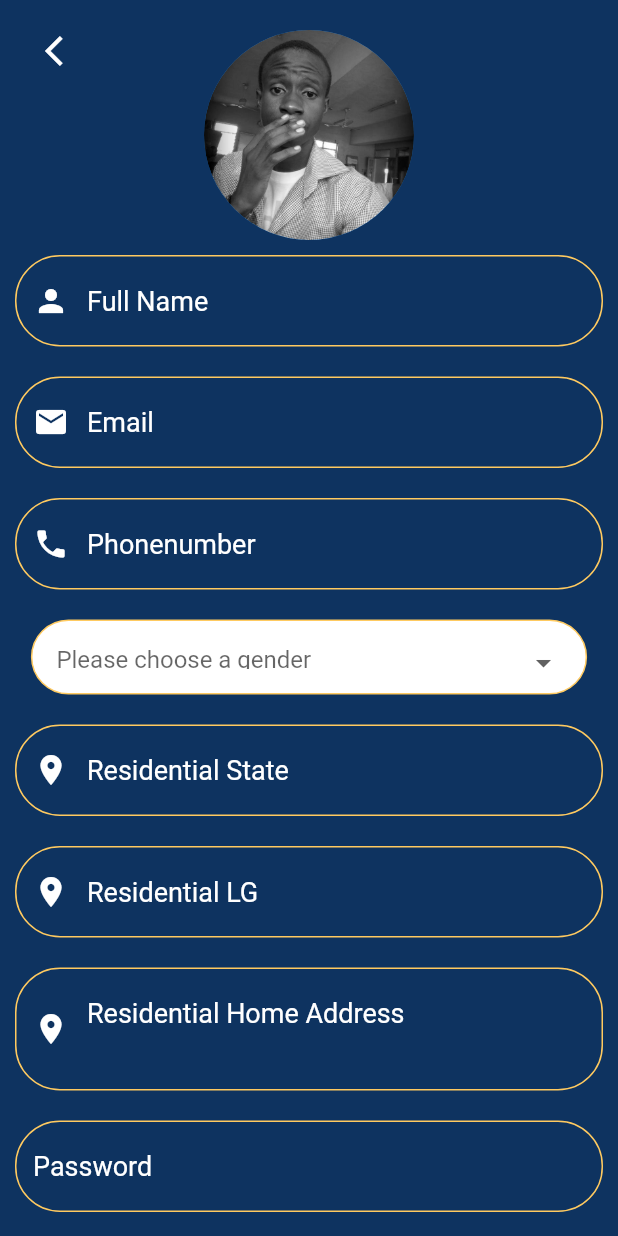
After one commit to aloRanking/lassa_fever_diagnostic_system, a Flutter app: the DashBoard screen opened directly, after a tap on "Settings", on a phone screen of 412 x 824 dp. The commit adds this screen. Run offline on Flutter 3.47's test engine with Material 2 defaults, Android fonts, the phone set to English and light mode, and no system bars; our stand-ins replace simple_animations; accounts and stored records are empty.

Commit message:
added icons to form, new slideAnimation, pagetransition and profile page

```diff
--- /dev/null
+++ b/lib/animations/SlideAnimation.dart
@@ -0,0 +1,36 @@
+import 'package:flutter/material.dart';
+import 'package:simple_animations/simple_animations.dart';
+
+enum AniProps { opacity, translateX }
+class SlideAnimation extends StatelessWidget {
+
+  final double delay;
+  final Widget child;
+
+  SlideAnimation({this.delay, this.child});
+
+
+  @override
+  Widget build(BuildContext context) {
+
+     final tween = MultiTween<AniProps>()
+
+    ..add(AniProps.opacity, Tween(begin: 0.0, end: 1.0))
+      ..add(AniProps.translateX, Tween(begin: -30.0, end: 0.0),
+          Duration(milliseconds: 500), Curves.easeOut);
+
+    return  PlayAnimation<MultiTweenValues<AniProps>>(
+      delay: Duration(milliseconds: (500 * delay).round()),
+      duration: tween.duration,
+      tween: tween,
+      child: child,
+      builder: (context, child, animation) => Opacity(
+        opacity: animation.get(AniProps.opacity),
+        child: Transform.translate(
+          offset: Offset(animation.get(AniProps.translateX),0 ),
+          child: child
+        ),
+      ),
+    );
+  }
+}
--- a/lib/screens/dash_board.dart
+++ b/lib/screens/dash_board.dart
@@ -1,5 +1,8 @@
 import 'package:flutter/material.dart';
+import 'package:lassafeverdiagnosticsystem/animations/FadeAnimation.dart';
+import 'package:lassafeverdiagnosticsystem/animations/SlideAnimation.dart';
 import 'package:lassafeverdiagnosticsystem/screens/diagnosis_screen.dart';
+import 'package:lassafeverdiagnosticsystem/screens/settings.dart';
 import 'package:lassafeverdiagnosticsystem/utils/constants.dart';
 
 class DashBoard extends StatelessWidget {
@@ -21,6 +24,7 @@ class DashBoard extends StatelessWidget {
                   child: Row(
                     mainAxisAlignment: MainAxisAlignment.spaceBetween,
                     children: <Widget>[
+                      FadeAnimation( 1,
                                                RichText(
                           text: TextSpan(
                             text: 'Hello,',
@@ -41,10 +45,14 @@ class DashBoard extends StatelessWidget {
                             ],
                           ),
                         ),
-                      CircleAvatar(
+                      ),
+                      Hero(
+                        tag: 1,
+                                              child: CircleAvatar(
                           //backgroundColor: Colors.white10,
                           radius: 30,
                           backgroundImage: AssetImage('images/alobam.jpg'),
+                        ),
                       )
                     ],
                   ),
@@ -58,7 +66,8 @@ class DashBoard extends StatelessWidget {
                       )),
                 ),
                 SizedBox(height: 15),
-                Container(
+                SlideAnimation( delay: 1.5,
+                                  child: Container(
                       child: Column(
                     children: <Widget>[
                       Row(
@@ -70,7 +79,7 @@ class DashBoard extends StatelessWidget {
                               color: Color(0xFF4723bc),
                               icon: Icons.local_hospital,
                               onPressed: (){
-                              Navigator.push(context, MaterialPageRoute(builder: (context)=> DiagnoseScreen()));
+                                Navigator.of(context).push(_createSlideRightRoute(DiagnoseScreen()));
                               },
                             ),
                           ),
@@ -99,12 +108,14 @@ class DashBoard extends StatelessWidget {
                               dashText: 'Settings',
                               color: Color(0xFFe222e2),
                               icon: Icons.settings,
-                          ),
+                              onPressed: (){ Navigator.of(context).push(_createRoute(SettingScreen()) );
+                              }),
                           )
                         ],
                       ),
                     ],
                   )),
+                ),
                 SizedBox(height: 30),
                 Container(
                   height: screenHeight * 0.32,
@@ -221,3 +232,43 @@ class DashBoardCard extends StatelessWidget {
     );
   }
 }
+
+Route _createRoute( Widget page) {
+  return PageRouteBuilder(
+    pageBuilder: (context, animation, secondaryAnimation) => page,
+    transitionDuration: Duration(milliseconds: 600),
+    transitionsBuilder: (context, animation, secondaryAnimation, child) {
+      var begin = Offset(0.0, 1.0);
+      var end = Offset.zero;
+      var curve = Curves.ease;
+
+
+      var tween = Tween(begin: begin, end: end).chain(CurveTween(curve: curve));
+
+      return SlideTransition(
+        position: animation.drive(tween),
+        child: child,
+      );
+    },
+  );
+}
+
+Route _createSlideRightRoute( Widget page) {
+  return PageRouteBuilder(
+    pageBuilder: (context, animation, secondaryAnimation) => page,
+    transitionDuration: Duration(milliseconds: 600),
+    transitionsBuilder: (context, animation, secondaryAnimation, child) {
+      var begin = Offset(1.0, 0.0);
+      var end = Offset.zero;
+      var curve = Curves.ease;
+
+
+      var tween = Tween(begin: begin, end: end).chain(CurveTween(curve: curve));
+
+      return SlideTransition(
+        position: animation.drive(tween),
+        child: child,
+      );
+    },
+  );
+}
--- a/lib/screens/login.dart
+++ b/lib/screens/login.dart
@@ -155,8 +155,10 @@ class _LoginFormState extends State<LoginForm> {
 
                                       CustomizedFormField(
                                   screenWidth: screenWidth,
+                                  shudTextCenter: false,
                                   hintText: "Enter your Email",
                                   shudObscure: false,
+                                  icon: Icon(Icons.mail, color: Colors.white),
                                   keyBoardType: TextInputType.emailAddress,
 
                                   validator: (value) {
@@ -169,7 +171,9 @@ class _LoginFormState extends State<LoginForm> {
                                 ),
                                 CustomizedFormField(
                                   screenWidth: screenWidth,
+                                  shudTextCenter: false,
                                   hintText: "Enter your Password",
+                                  icon: Icon(Icons.security, color: Colors.white),
                                   shudObscure: true,
                                   keyBoardType: TextInputType.visiblePassword,
                                   validator: (value) {
--- a/lib/screens/register_screen.dart
+++ b/lib/screens/register_screen.dart
@@ -16,6 +16,7 @@ class _RegisterPageState extends State<RegisterPage> {
 
   User loginUser = User();
   final _formKey = GlobalKey<FormState>();
+
 
   @override
   Widget build(BuildContext context) {
@@ -48,6 +49,7 @@ class _RegisterPageState extends State<RegisterPage> {
                     children: <Widget>[
                       CustomizedFormField(
                         screenWidth: screenWidth,
+                        shudTextCenter: true,
                         hintText: "Full Name",
                         shudObscure: false,
                         validator: (value) {
@@ -59,6 +61,7 @@ class _RegisterPageState extends State<RegisterPage> {
                       ),
                       CustomizedFormField(
                         screenWidth: screenWidth,
+                        shudTextCenter: true,
                         hintText: "Email",
                         shudObscure: false,
                         validator: (value) {
@@ -72,6 +75,7 @@ class _RegisterPageState extends State<RegisterPage> {
                       ),
                       CustomizedFormField(
                         screenWidth: screenWidth,
+                        shudTextCenter: true,
                         hintText: "Phonenumber",
                         shudObscure: false,
                         keyBoardType: TextInputType.phone,
@@ -124,6 +128,7 @@ class _RegisterPageState extends State<RegisterPage> {
                       ),
                       CustomizedFormField(
                         screenWidth: screenWidth,
+                        shudTextCenter: true,
                         hintText: "Password",
                         shudObscure: true,
                         keyBoardType: TextInputType.visiblePassword,
--- /dev/null
+++ b/lib/screens/settings.dart
@@ -0,0 +1,234 @@
+import 'package:flutter/material.dart';
+import 'package:lassafeverdiagnosticsystem/models/user_model.dart';
+import 'package:lassafeverdiagnosticsystem/utils/constants.dart';
+import 'package:lassafeverdiagnosticsystem/widgets/customized_form.dart';
+
+class SettingScreen extends StatefulWidget {
+  @override
+  _SettingScreenState createState() => _SettingScreenState();
+}
+
+class _SettingScreenState extends State<SettingScreen> {
+  final _formKey = GlobalKey<FormState>();
+  User loginUser = User();
+
+  @override
+  Widget build(BuildContext context) {
+    var screenWidth = MediaQuery.of(context).size.width;
+    List<String> _gender = ['Male', 'Female']; // Option 2
+    String _selectedGender; // O
+
+    return Scaffold(
+      backgroundColor: kBackgroundColor,
+      extendBodyBehindAppBar: true,
+      body: SafeArea(
+          child: SingleChildScrollView(
+                      child: Container(
+              child: Stack(
+                children: <Widget>[
+                  Column(
+                    children: <Widget>[
+                      SizedBox(height:20),
+                      Hero(
+                        tag: 1,
+                                          child: CircleAvatar(
+                          radius: 70,
+                          backgroundImage: AssetImage('images/alobam.jpg'),
+                        ),
+                      ),
+                      Form(
+                          key: _formKey,
+                          child: Column(
+                              children: <Widget>[
+                                CustomizedFormField(
+                                  screenWidth: screenWidth,
+                                  shudTextCenter: false,
+                                  hintText: "Full Name",
+                                  icon: Icon(Icons.person, color: Colors.white),
+                                  shudObscure: false,
+                                  validator: (value) {
+                                    if (value.isEmpty) {
+                                      return 'Please enter some text';
+                                    }
+                                    return null;
+                                  },
+                                ),
+                                CustomizedFormField(
+                                  screenWidth: screenWidth,
+                                  shudTextCenter: false,
+                                  hintText: "Email",
+                                  icon: Icon(Icons.mail, color: Colors.white),
+                                  shudObscure: false,
+                                  validator: (value) {
+                                    if (!emailRegex.hasMatch(value)) {
+                                      return 'Please enter a valid Email';
+                                    }
+                                    return null;
+                                  },
+                                  saved: (String val) =>
+                                      setState(() => loginUser.email = val),
+                                ),
+                                CustomizedFormField(
+                                  screenWidth: screenWidth,
+                                  shudTextCenter: false,
+                                  hintText: "Phonenumber",
+                                  icon: Icon(Icons.phone, color: Colors.white),
+                                  shudObscure: false,
+                                  keyBoardType: TextInputType.phone,
+                                  validator: (value) {
+                                    if (!phoneRegex.hasMatch(value)) {
+                                      return 'Please enter valid phone number';
+                                    }
+                                    return null;
+                                  },
+                                ),
+                                SizedBox(
+                                  height: 10,
+                                ),
+                                Container(
+                                  height: 50,
+                                  width: screenWidth * 0.90,
+                                  decoration: BoxDecoration(
+                                    color: Colors.white,
+                                    border: Border.all(
+                                      color: Color(0xFFFFCA60),
+                                      width: 1.0,
+                                    ),
+                                    borderRadius:
+                                        BorderRadius.all(Radius.circular(30)),
+                                  ),
+                                  child: Padding(
+                                    padding: const EdgeInsets.all(16.0),
+                                    child: DropdownButtonHideUnderline(
+                                      child: DropdownButton(
+                                          hint: Text(
+                                              'Please choose a gender'), // Not necessary for Option 1
+                                          value: _selectedGender,
+                                          items: _gender.map((gender) {
+                                            return DropdownMenuItem(
+                                                child: Text(gender), value: gender);
+                                          }).toList(),
+                                          onChanged: (newValue) {
+                                            setState(() {
+                                              _selectedGender = newValue;
+                                            });
+                                          }),
+                                    ),
+                                  ),
+                                ),
+                                SizedBox(
+                                  height: 10,
+                                ),
+                                CustomizedFormField(
+                                  screenWidth: screenWidth,
+                                  shudTextCenter: false,
+                                  hintText: "Residential State",
+                                  icon: Icon(Icons.location_on, color: Colors.white),
+                                  shudObscure: false,
+                                  validator: (value) {
+                                    if (value.isEmpty) {
+                                      return 'Please enter some text';
+                                    }
+                                    return null;
+                                  },
+                                ),
+                                CustomizedFormField(
+                                  screenWidth: screenWidth,
+                                  shudTextCenter: false,
+                                  hintText: "Residential LG",
+                                  icon: Icon(Icons.location_on, color: Colors.white),
+                                  shudObscure: false,
+                                  validator: (value) {
+                                    if (value.isEmpty) {
+                                      return 'Please enter some text';
+                                    }
+                                    return null;
+                                  },
+                                ),
+                                CustomizedFormField(
+                                  screenWidth: screenWidth,
+                                  shudTextCenter: false,
+                                  hintText: "Residential Home Address",
+                                  icon: Icon(Icons.location_on, color: Colors.white),
+                                  maxLines: 2,
+                                  shudObscure: false,
+                                  validator: (value) {
+                                    if (value.isEmpty) {
+                                      return 'Please enter some text';
+                                    }
+                                    return null;
+                                  },
+                                ),
+                                CustomizedFormField(
+                                  screenWidth: screenWidth,
+                                  shudTextCenter: false,
+                                  hintText: "Password",
+                                  shudObscure: true,
+                                  keyBoardType: TextInputType.visiblePassword,
+                                  validator: (value) {
+                                    if (value.isEmpty) {
+                                      return 'Please input your password';
+                                    }
+                                    if (value.toString().length < 4) {
+                                      return 'Password is too short';
+                                    }
+                                    return null;
+                                  },
+                                ),
+                              ],
+                            )),
+                      SizedBox(
+                        height: 10,
+                      ),
+                      Padding(
+                        padding: const EdgeInsets.all(16.0),
+                        child: GestureDetector(
+                          onTap: () {
+                            // Validate returns true if the form is valid, otherwise false.
+                            if (_formKey.currentState.validate()) {
+                              // If the form is valid, display a snackbar. In the real world,
+                              // you'd often call a server or save the information in a database.
+                              Scaffold.of(context).showSnackBar(
+                                  SnackBar(content: Text('Processing Data')));
+                            }
+                          },
+                          child: Container(
+                            width: screenWidth * 0.90 - 20,
+                            height: 50,
+                            decoration: BoxDecoration(
+                              borderRadius: BorderRadius.all(Radius.circular(30)),
+                              color: Colors.blue,
+                            ),
+                            child: Center(
+                              child: Text(
+                                'Update',
+                                style: TextStyle(
+                                  fontSize: 25,
+                                  fontWeight: FontWeight.w600,
+                                  color: Colors.white,
+                                ),
+                              ),
+                            ),
+                          ),
+                        ),
+                      ),
+                      SizedBox(
+                        height: 10,
+                      ),
+                    ],
+                  ),
+                  Positioned(
+                      top: 22,
+                      left: 30,
+                      child: InkWell(
+                      onTap: (){
+                        Navigator.pop(context);
+                      },
+                        child: Icon(Icons.arrow_back_ios, color: Colors.white))),
+                ],
+              ),
+            ),
+          )),
+    );
+  }
+}
--- a/lib/widgets/customized_form.dart
+++ b/lib/widgets/customized_form.dart
@@ -9,6 +9,9 @@ class CustomizedFormField extends StatelessWidget {
   final Function saved;
   final TextInputType keyBoardType;
   final List<TextInputFormatter> inputFormatters;
+  final bool shudTextCenter;
+  final int maxLines;
+  final Icon icon;
   CustomizedFormField(
       {this.screenWidth,
       this.hintText,
@@ -16,7 +19,10 @@ class CustomizedFormField extends StatelessWidget {
       this.validator,
       this.saved,
       this.keyBoardType,
-      this.inputFormatters});
+      this.inputFormatters,
+      this.shudTextCenter,
+      this.maxLines,
+      this.icon});
   @override
   Widget build(BuildContext context) {
     return Padding(
@@ -24,13 +30,18 @@ class CustomizedFormField extends StatelessWidget {
       child: TextFormField(
         style: TextStyle(color: Colors.white,
         fontSize: 18),
-        textAlign: TextAlign.center,
+        textAlign: shudTextCenter? TextAlign.center : TextAlign.start,
         obscureText: shudObscure,
+        maxLines: maxLines ?? 1,
         keyboardType: keyBoardType,
         inputFormatters: inputFormatters,
+
+
+
         decoration: InputDecoration(
           hintText: hintText,
           hintStyle: TextStyle(color: Colors.white),
+          prefixIcon: icon,
           border: OutlineInputBorder(
             borderRadius: BorderRadius.all(Radius.circular(30.0)),
             borderSide: BorderSide(
```
Lines whose indentation alone changed are shown as unchanged.
